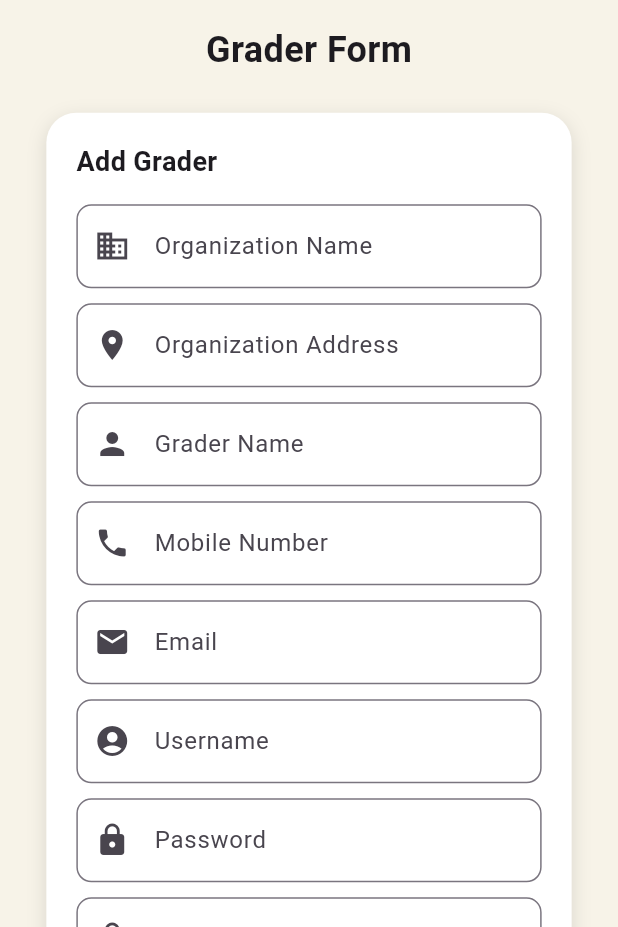
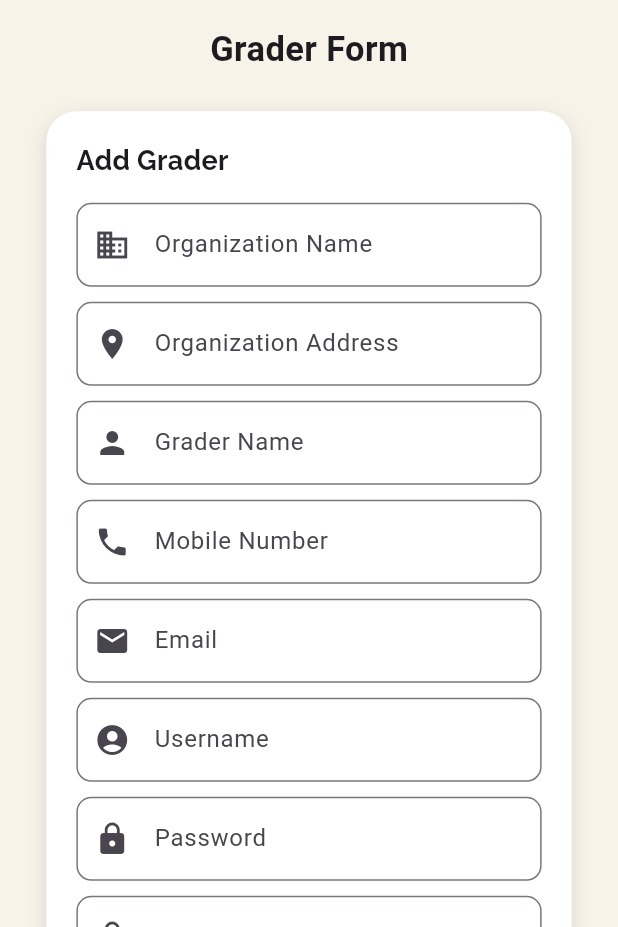
Before and after one commit to mrabdulla3/Cottonist, a Flutter app: the DirectorDashboard screen opened directly, after a tap on "Add Grader", on a phone screen of 412 x 824 dp, the part 309-1236 px from its top. Run offline on Flutter 3.47's test engine with Material 3 defaults, Android fonts, the phone set to English and light mode, and no system bars; our stand-ins replace get, google_fonts, image_picker, share_plus; missing offline and left inert: qr_code_scanner_plus; Roboto replaces fonts that are missing (Aboreto).

Commit message:
Director dashboard font updated

```diff
--- a/lib/components/addGrader.dart
+++ b/lib/components/addGrader.dart
@@ -1,6 +1,7 @@
 import 'package:cottonist/controller/addGrader_controller.dart';
 import 'package:flutter/material.dart';
 import 'package:get/get.dart';
+import 'package:google_fonts/google_fonts.dart';
 
 class AddGrader extends StatefulWidget {
   @override
@@ -47,9 +48,10 @@ class _AddGraderState extends State<AddGrader> {
               ),
               SizedBox(height: screenHeight * 0.02),
 
-              const Text(
+              Text(
                 "Grader Form",
-                style: TextStyle(fontSize: 24, fontWeight: FontWeight.bold),
+                style: GoogleFonts.aboreto(
+                    fontWeight: FontWeight.w700, fontSize: 23),
               ),
 
               SizedBox(height: screenHeight * 0.03),
@@ -72,9 +74,9 @@ class _AddGraderState extends State<AddGrader> {
                 child: Column(
                   crossAxisAlignment: CrossAxisAlignment.start,
                   children: [
-                    const Text("Add Grader",
-                        style: TextStyle(
-                            fontSize: 18, fontWeight: FontWeight.bold)),
+                    Text("Add Grader",
+                        style: GoogleFonts.raleway(
+                            fontWeight: FontWeight.w700, fontSize: 18)),
                     const SizedBox(height: 15),
                     _buildTextField("Organization Name", orgNameController,
                         Icons.business, false),
@@ -182,9 +184,11 @@ class _AddGraderState extends State<AddGrader> {
                                       borderRadius: BorderRadius.circular(10)),
                                   padding: EdgeInsets.symmetric(vertical: 12),
                                 ),
-                                child: const Text("Add Grader",
-                                    style: TextStyle(
-                                        color: Colors.white, fontSize: 16)),
+                                child: Text("Add Grader",
+                                    style: GoogleFonts.lato(
+                                        fontWeight: FontWeight.w600,
+                                        color: Colors.white,
+                                        fontSize: 16)),
                               ),
                       ),
                     ),
--- a/lib/views/dashboards/director_dashboard.dart
+++ b/lib/views/dashboards/director_dashboard.dart
@@ -5,6 +5,7 @@ import 'package:flutter/material.dart';
 import 'package:get/get.dart';
 import 'package:cottonist/components/addGrader.dart';
 import 'package:cottonist/views/director/showMetrics_screen.dart';
+import 'package:google_fonts/google_fonts.dart';
 import 'package:qr_code_scanner_plus/qr_code_scanner_plus.dart';
 
 class DirectorDashboard extends StatefulWidget {
@@ -41,12 +42,13 @@ class _DirectorDashboardState extends State<DirectorDashboard> {
       barrierColor: Colors.black, // Semi-transparent background
       pageBuilder: (context, anim1, anim2) {
         return Scaffold(
-        backgroundColor: Colors.transparent.withOpacity(0.9), // Ensures full transparency
+          backgroundColor:
+              Colors.transparent.withOpacity(0.9), // Ensures full transparency
           body: Stack(
             children: [
               Center(
                 child: SizedBox(
-                width: MediaQuery.of(context).size.width ,
+                  width: MediaQuery.of(context).size.width,
                   height: MediaQuery.of(context).size.height, // Square scanner
                   child: QRView(
                     key: qrKey,
@@ -90,10 +92,11 @@ class _DirectorDashboardState extends State<DirectorDashboard> {
       backgroundColor: const Color(0xFFF7F3E8),
       appBar: AppBar(
         backgroundColor: const Color(0xFF65B845),
-        title: const Center(
+        title: Center(
           child: Text(
             "Dashboard",
-            style: TextStyle(color: Colors.white),
+            style: GoogleFonts.lato(
+                fontSize: 22, fontWeight: FontWeight.bold, color: Colors.white),
           ),
         ),
       ),
@@ -194,11 +197,8 @@ class CustomElevatedButton extends StatelessWidget {
               child: Text(
                 text,
                 textAlign: TextAlign.center,
-                style: const TextStyle(
-                  color: Colors.white,
-                  fontSize: 14,
-                  fontWeight: FontWeight.bold,
-                ),
+                style: GoogleFonts.raleway(
+                    fontWeight: FontWeight.w600, color: Colors.white),
               ),
             ),
           ],
--- a/pubspec.yaml
+++ b/pubspec.yaml
@@ -42,6 +42,7 @@ dependencies:
   image_picker: ^1.1.2
   qr_code_scanner_plus: ^2.0.10+1
   path: ^1.9.0
+  google_fonts: ^6.2.1
 
 dev_dependencies:
   flutter_test:
```
Also changed, not shown: lib/views/director/metrics_detailed_page.dart (+10 -4 lines), lib/views/director/showMetrics_screen.dart (+19 -7 lines), pubspec.lock. Lines whose indentation alone changed are shown as unchanged.
